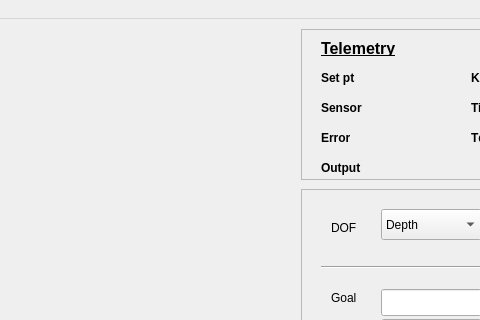
Old version of the form src/gui/ControlUI.ui in the repository silverbullet1/bbauv; both pictures show x 99 to 579 and y 0 to 320 of the 945 by 592 pixel window.
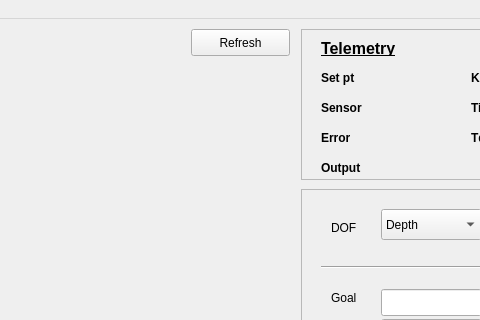
New version of the form. Custom widgets are drawn as their Qt base class.

Commit message: Add error updating and edit thruster speed update mechanism

```diff
--- a/src/gui/ControlUI.ui
+++ b/src/gui/ControlUI.ui
@@ -1240,6 +1240,19 @@
      </property>
     </widget>
    </widget>
+   <widget class="QPushButton" name="refreshButton">
+    <property name="geometry">
+     <rect>
+      <x>290</x>
+      <y>10</y>
+      <width>99</width>
+      <height>27</height>
+     </rect>
+    </property>
+    <property name="text">
+     <string>Refresh</string>
+    </property>
+   </widget>
    <zorder>frame</zorder>
    <zorder>horizontalLayoutWidget</zorder>
    <zorder>graph_label</zorder>
```
Left out of the diff: 1 changed line with no effect on the pictures. The commit also changes 2 other files.
